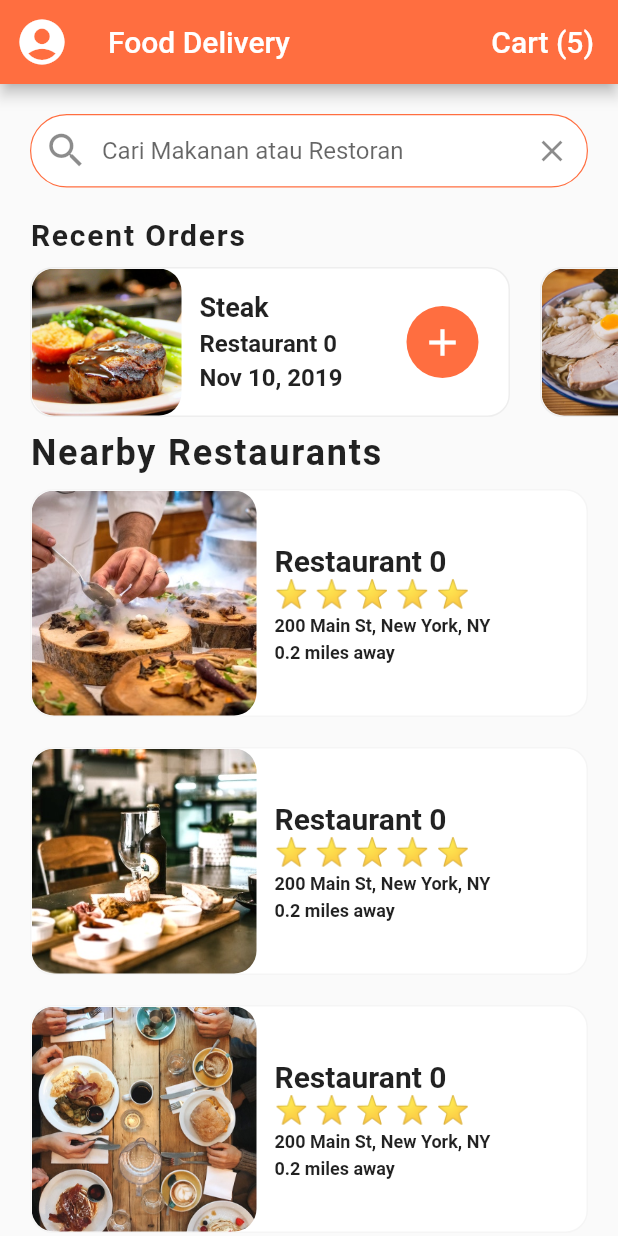
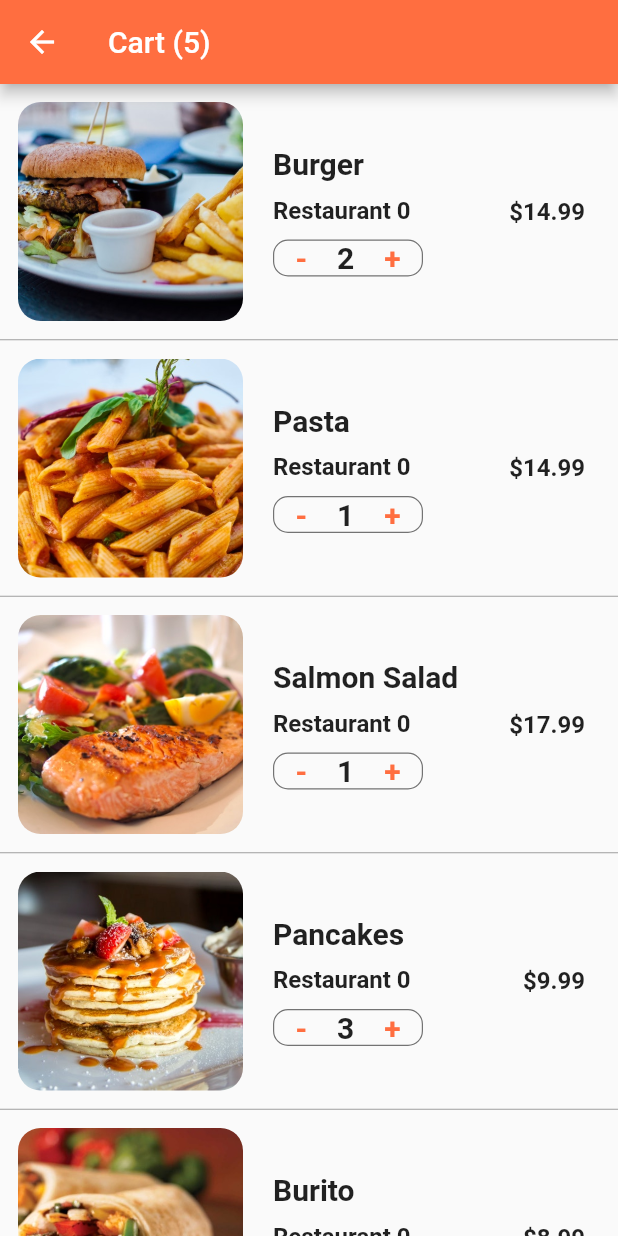
Before and after one commit to Tobils/dev-app, a Flutter app: the screen it shows after launch, after a tap on an icon or button, on a phone screen of 412 x 824 dp. Run offline on Flutter 3.47's test engine with Material 2 defaults, Android fonts, the phone set to English and light mode, and no system bars.

Commit message:
cart screen items quantity selector

```diff
--- /dev/null
+++ b/food_delivery_ui/lib/screens/cart_screen.dart
@@ -0,0 +1,132 @@
+import 'package:flutter/material.dart';
+import 'package:food_delivery_ui/data/data.dart';
+import 'package:food_delivery_ui/models/order.dart';
+
+class CartScreen extends StatefulWidget {
+  @override
+  _CartScreenState createState() => _CartScreenState();
+}
+
+class _CartScreenState extends State<CartScreen> {
+  _buildCartItem(Order order) {
+    return Container(
+      padding: EdgeInsets.all(12.0),
+      height: 170.0,
+      child: Row(
+        children: <Widget>[
+          Expanded(
+            child: Row(
+              children: <Widget>[
+                Container(
+                  width: 150.0,
+                  decoration: BoxDecoration(
+                    image: DecorationImage(
+                        image: AssetImage(order.food.imageUrl),
+                        fit: BoxFit.cover),
+                    borderRadius: BorderRadius.circular(15.0),
+                  ),
+                ),
+                Expanded(
+                    child: Container(
+                  margin: EdgeInsets.all(20),
+                  child: Column(
+                    mainAxisAlignment: MainAxisAlignment.center,
+                    crossAxisAlignment: CrossAxisAlignment.start,
+                    children: <Widget>[
+                      Text(
+                        order.food.name,
+                        style: TextStyle(
+                            fontSize: 20.0, fontWeight: FontWeight.bold),
+                        overflow: TextOverflow.ellipsis,
+                      ),
+                      SizedBox(height: 10.0),
+                      Text(
+                        order.restaurant.name,
+                        style: TextStyle(
+                            fontSize: 16.0, fontWeight: FontWeight.w600),
+                        overflow: TextOverflow.ellipsis,
+                      ),
+                      SizedBox(height: 10.0),
+                      Container(
+                        width: 100.0,
+                        decoration: BoxDecoration(
+                          borderRadius: BorderRadius.circular(10.0),
+                          border: Border.all(
+                            width: 0.8,
+                            color: Colors.black54,
+                          ),
+                        ),
+                        child: Row(
+                          mainAxisAlignment: MainAxisAlignment.center,
+                          children: <Widget>[
+                            GestureDetector(
+                              onTap: () {},
+                              child: Text(
+                                '-',
+                                style: TextStyle(
+                                    color: Theme.of(context).primaryColor,
+                                    fontSize: 20.0,
+                                    fontWeight: FontWeight.w600),
+                              ),
+                            ),
+                            SizedBox(
+                              width: 20.0,
+                            ),
+                            Text(
+                              order.quantity.toString(),
+                              style: TextStyle(
+                                  fontSize: 20.0, fontWeight: FontWeight.w600),
+                            ),
+                            SizedBox(
+                              width: 20.0,
+                            ),
+                            GestureDetector(
+                              onTap: () {},
+                              child: Text(
+                                '+',
+                                style: TextStyle(
+                                    color: Theme.of(context).primaryColor,
+                                    fontSize: 20.0,
+                                    fontWeight: FontWeight.w600),
+                              ),
+                            )
+                          ],
+                        ),
+                      )
+                    ],
+                  ),
+                ))
+              ],
+            ),
+          ),
+          Container(
+            margin: EdgeInsets.all(10),
+            child: Text(
+              '\$${order.food.price.toString()}',
+              style: TextStyle(fontSize: 16.0, fontWeight: FontWeight.w600),
+            ),
+          )
+        ],
+      ),
+    );
+  }
+
+  @override
+  Widget build(BuildContext context) {
+    return Scaffold(
+      appBar: AppBar(
+        title: Text('Cart (${currentUser.cart.length})'),
+      ),
+      body: ListView.separated(
+        itemCount: currentUser.cart.length,
+        itemBuilder: (BuildContext context, int index) {
+          Order order = currentUser.cart[index];
+          return _buildCartItem(order);
+        },
+        separatorBuilder: (BuildContext context, int index) {
+          return Divider(height: 1.0, color: Colors.grey);
+        },
+      ),
+    );
+  }
+}
--- a/food_delivery_ui/lib/screens/home_screen.dart
+++ b/food_delivery_ui/lib/screens/home_screen.dart
@@ -4,6 +4,7 @@ import 'package:food_delivery_ui/models/restaurant.dart';
 import 'package:food_delivery_ui/screens/restaurant_scree.dart';
 import 'package:food_delivery_ui/widgets/rating.stars.dart';
 import 'package:food_delivery_ui/widgets/recent_orders.dart';
+import 'package:food_delivery_ui/screens/cart_screen.dart';
 
 class HomeScreen extends StatefulWidget {
   @override
@@ -91,10 +92,14 @@ class _HomeScreenState extends State<HomeScreen> {
         title: Text("Food Delivery"),
         actions: <Widget>[
           FlatButton(
-            child: Text('Cart (${currentUser.cart.length})',
-                style: TextStyle(color: Colors.white, fontSize: 20.0)),
-            onPressed: () {},
-          ),
+              child: Text('Cart (${currentUser.cart.length})',
+                  style: TextStyle(color: Colors.white, fontSize: 20.0)),
+              onPressed: () => Navigator.push(
+                    context,
+                    MaterialPageRoute(
+                      builder: (_) => CartScreen(),
+                    ),
+                  )),
         ],
       ),
       body: ListView(
```
Also changed, not shown: flutter-rest-api/flutter_accessing_rest_api/lib/main.dart (added, +117 -0 lines), flutter-rest-api/flutter_accessing_rest_api/pubspec.yaml (added, +76 -0 lines), flutter-rest-api/flutter_accessing_rest_api/pubspec.lock (added), 59 other files.
